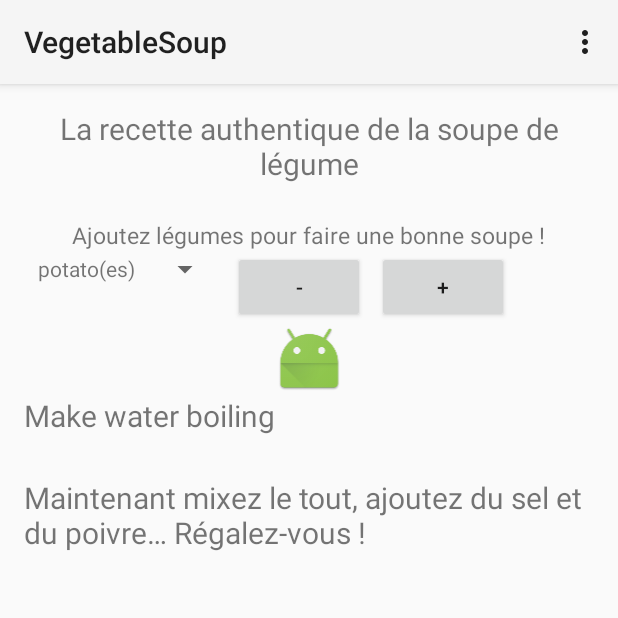
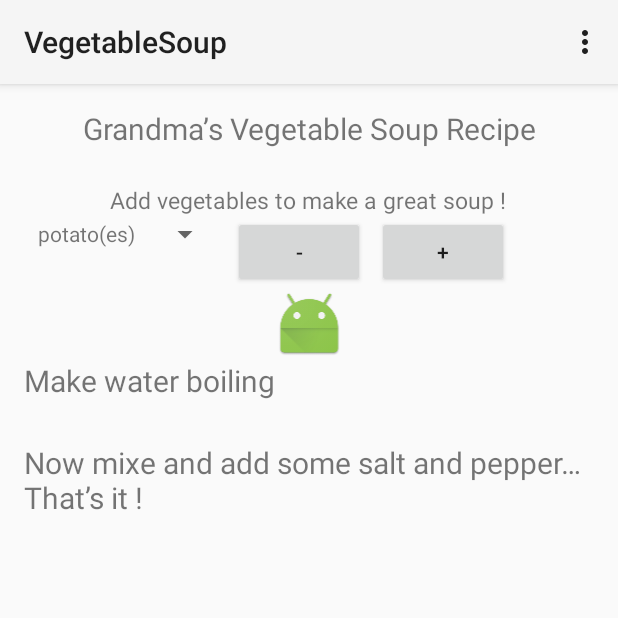
Before and after one commit to BriceSD/VegetableSoup, an Android app: the screen it shows after launch (MainActivity), on a phone screen of 412 x 824 dp, the top half of it. Run offline under Robolectric (Android 15) with nearby library versions, the phone set to English and light mode, and no system bars.

Commit message:
Ajout de l’internationalisation

```diff
--- a/VegetableSoup/src/main/res/values/strings.xml
+++ b/VegetableSoup/src/main/res/values/strings.xml
@@ -1,16 +1,15 @@
 <resources>
   <string name="app_name">VegetableSoup</string>
 
-  <string name="hello_world">Hello world!</string>
   <string name="action_settings">Settings</string>
-  <string name="tw1">La recette authentique de la soupe de légume</string>
-  <string name="tw2">Ajoutez légumes pour faire une bonne soupe !</string>
-  <string name="addVegetableButton">+</string>
-  <string name="removeVegetableButton">-</string>
+  <string name="tw1">Grandma’s Vegetable Soup Recipe</string>
+  <string name="tw2">Add vegetables to make a great soup !</string>
+  <string name="addVegetableButton" translatable="false">+</string>
+  <string name="removeVegetableButton" translatable="false">-</string>
   <string name="aPicture">uneImage</string>
   <string name="makeBoiling">Make water boiling</string>
-  <string name="addSaltAndPepperText">Maintenant mixez le tout, ajoutez du sel et du poivre… Régalez-vous !</string>
-  <string name="add">Ajoutez</string>
+  <string name="addSaltAndPepperText">Now mixe and add some salt and pepper… That’s it !</string>
+  <string name="add">Add</string>
   <string-array name="soupIngredients">
     <item>potato(es)</item>
     <item>carrot(s)</item>
```
Also changed, not shown: 1 other file.
